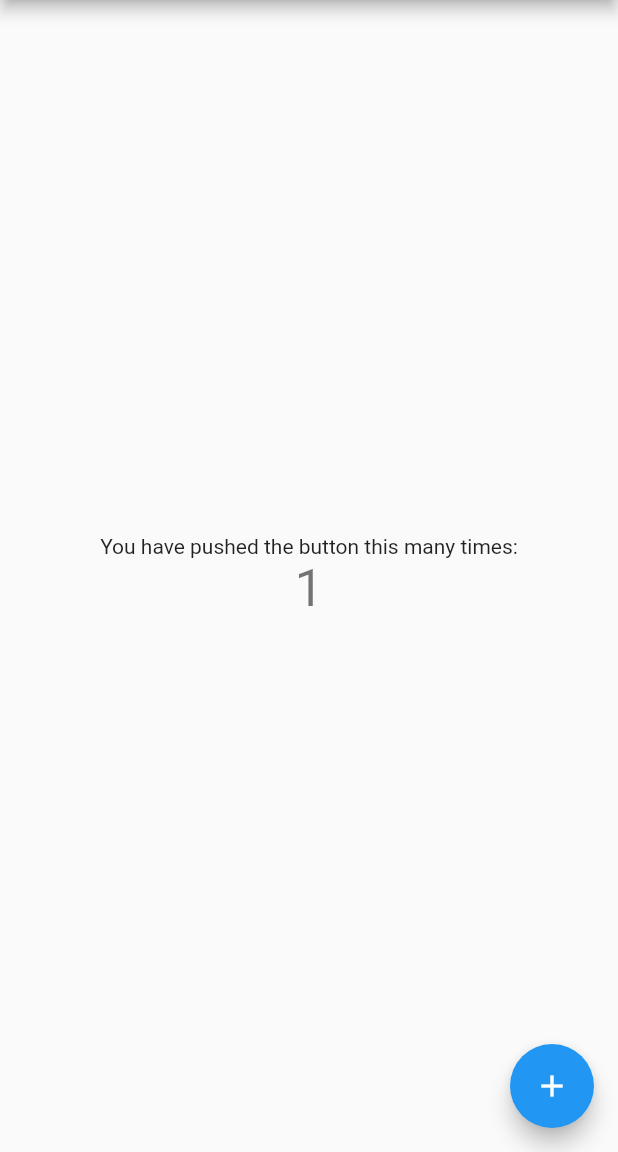
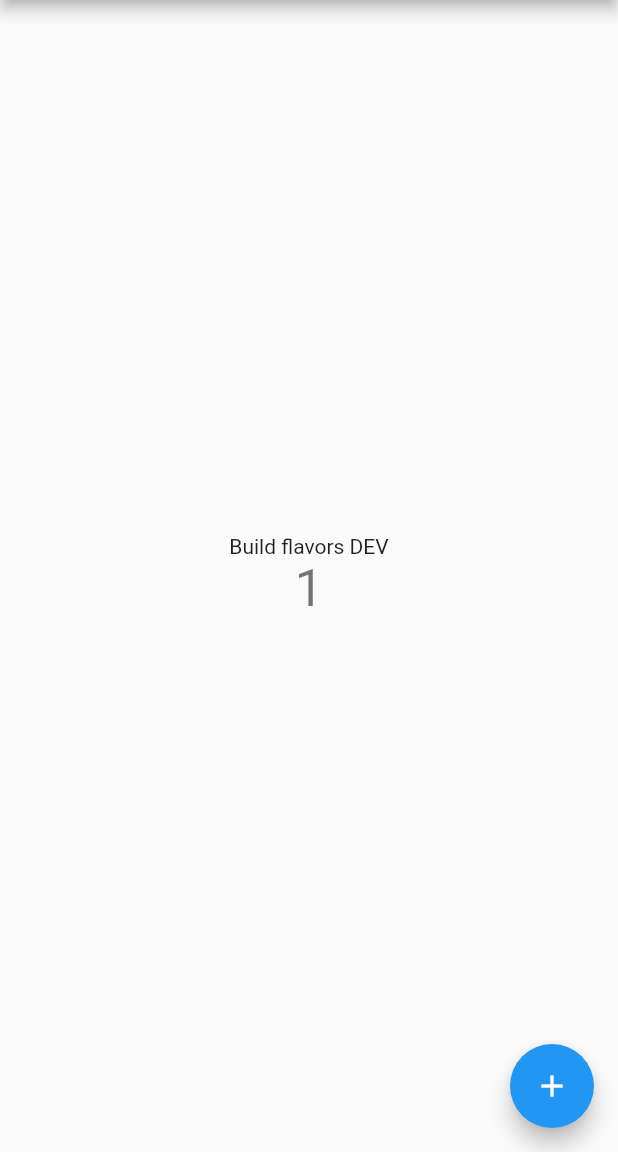
Before and after one commit to zaralockheart/flutter_test_app, a Flutter app: the screen it shows after launch, after a tap on the "add" icon, on a phone screen of 412 x 824 dp, the part 84-1236 px from its top. Run offline on Flutter 3.47's test engine with Material 2 defaults, Android fonts, the phone set to English and light mode, and no system bars.

```diff
--- a/lib/main.dart
+++ b/lib/main.dart
@@ -1,6 +1,5 @@
 import 'package:flutter/material.dart';
-
-void main() => runApp(new MyApp());
+import 'package:untitled/settings/app_config.dart';
 
 class MyApp extends StatelessWidget {
   // This widget is the root of your application.
@@ -9,14 +8,6 @@ class MyApp extends StatelessWidget {
     return new MaterialApp(
       title: 'Flutter Demo',
       theme: new ThemeData(
-        // This is the theme of your application.
-        //
-        // Try running your application with "flutter run". You'll see the
-        // application has a blue toolbar. Then, without quitting the app, try
-        // changing the primarySwatch below to Colors.green and then invoke
-        // "hot reload" (press "r" in the console where you ran "flutter run",
-        // or press Run > Flutter Hot Reload in IntelliJ). Notice that the
-        // counter didn't reset back to zero; the application is not restarted.
         primarySwatch: Colors.blue,
       ),
       home: new MyHomePage(title: 'Flutter Demo Home Page'),
@@ -26,16 +17,6 @@ class MyApp extends StatelessWidget {
 
 class MyHomePage extends StatefulWidget {
   MyHomePage({Key key, this.title}) : super(key: key);
-
-  // This widget is the home page of your application. It is stateful, meaning
-  // that it has a State object (defined below) that contains fields that affect
-  // how it looks.
-
-  // This class is the configuration for the state. It holds the values (in this
-  // case the title) provided by the parent (in this case the App widget) and
-  // used by the build method of the State. Fields in a Widget subclass are
-  // always marked "final".
-
   final String title;
 
   @override
@@ -47,50 +28,23 @@ class _MyHomePageState extends State<MyHomePage> {
 
   void _incrementCounter() {
     setState(() {
-      // This call to setState tells the Flutter framework that something has
-      // changed in this State, which causes it to rerun the build method below
-      // so that the display can reflect the updated values. If we changed
-      // _counter without calling setState(), then the build method would not be
-      // called again, and so nothing would appear to happen.
       _counter++;
     });
   }
 
   @override
   Widget build(BuildContext context) {
-    // This method is rerun every time setState is called, for instance as done
-    // by the _incrementCounter method above.
-    //
-    // The Flutter framework has been optimized to make rerunning build methods
-    // fast, so that you can just rebuild anything that needs updating rather
-    // than having to individually change instances of widgets.
+    var config = AppConfig.of(context);
     return new Scaffold(
       appBar: new AppBar(
-        // Here we take the value from the MyHomePage object that was created by
-        // the App.build method, and use it to set our appbar title.
         title: new Text(widget.title),
       ),
       body: new Center(
-        // Center is a layout widget. It takes a single child and positions it
-        // in the middle of the parent.
         child: new Column(
-          // Column is also layout widget. It takes a list of children and
-          // arranges them vertically. By default, it sizes itself to fit its
-          // children horizontally, and tries to be as tall as its parent.
-          //
-          // Invoke "debug paint" (press "p" in the console where you ran
-          // "flutter run", or select "Toggle Debug Paint" from the Flutter tool
-          // window in IntelliJ) to see the wireframe for each widget.
-          //
-          // Column has various properties to control how it sizes itself and
-          // how it positions its children. Here we use mainAxisAlignment to
-          // center the children vertically; the main axis here is the vertical
-          // axis because Columns are vertical (the cross axis would be
-          // horizontal).
           mainAxisAlignment: MainAxisAlignment.center,
           children: <Widget>[
             new Text(
-              'You have pushed the button this many times:',
+              config.appName,
             ),
             new Text(
               '$_counter',
--- /dev/null
+++ b/lib/settings/app_config.dart
@@ -0,0 +1,21 @@
+import 'package:flutter/material.dart';
+import 'package:meta/meta.dart';
+
+class AppConfig extends InheritedWidget {
+  AppConfig({
+    @required this.appName,
+    @required this.flavorName,
+    @required this.apiBaseUrl,
+    @required Widget child,
+  })
+      : super(child: child);
+
+  final String appName;
+  final String flavorName;
+  final String apiBaseUrl;
+
+  static AppConfig of(BuildContext context) => context.inheritFromWidgetOfExactType(AppConfig);
+
+  @override
+  bool updateShouldNotify(InheritedWidget oldWidget) => false;
+}
--- /dev/null
+++ b/lib/settings/main_dev.dart
@@ -0,0 +1,14 @@
+import 'package:flutter/material.dart';
+import 'package:untitled/main.dart';
+import 'package:untitled/settings/app_config.dart';
+
+void main() {
+  var configuredApp = new AppConfig(
+    appName: 'Build flavors DEV',
+    flavorName: 'development',
+    apiBaseUrl: 'https://dev-api.example.com/',
+    child: new MyApp(),
+  );
+
+  runApp(configuredApp);
+}
--- /dev/null
+++ b/lib/settings/main_prod.dart
@@ -0,0 +1,14 @@
+import 'package:flutter/material.dart';
+import 'package:untitled/main.dart';
+import 'package:untitled/settings/app_config.dart';
+
+void main() {
+  var configuredApp = new AppConfig(
+    appName: 'Build flavors PROD',
+    flavorName: 'production',
+    apiBaseUrl: 'https://prod-api.example.com/',
+    child: new MyApp(),
+  );
+
+  runApp(configuredApp);
+}
```
